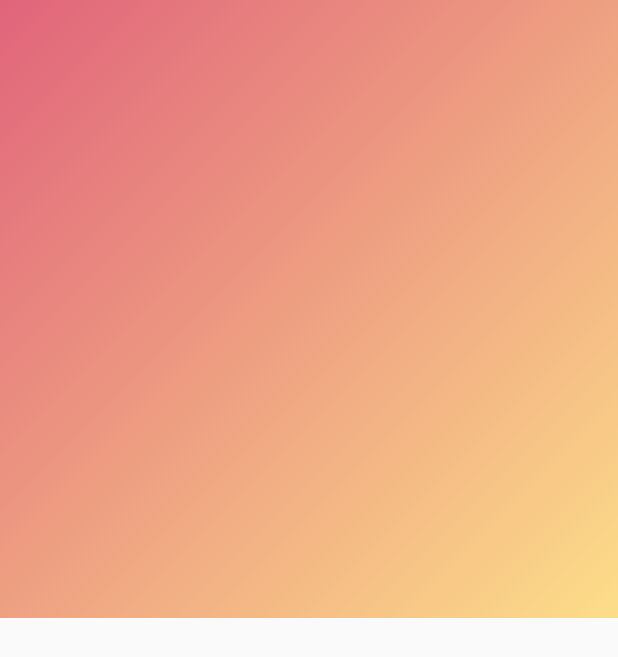
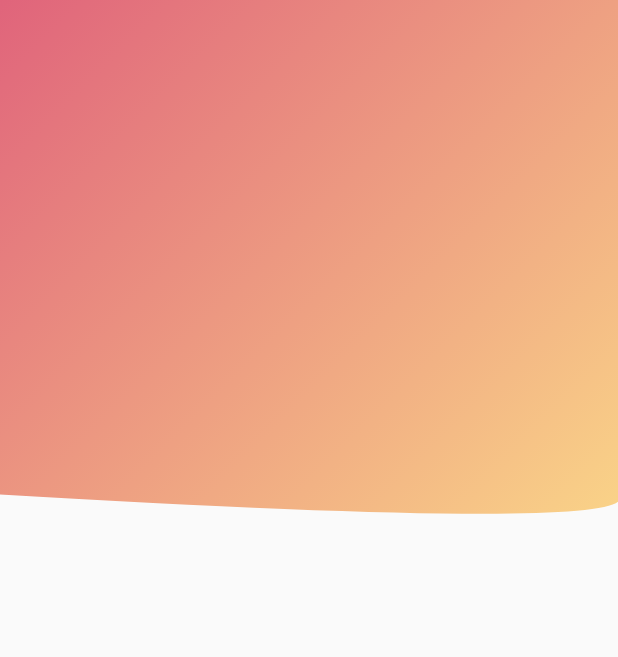
Before and after one commit to HeroLBJ/FlutterGo, a Flutter app: the Hero02Page screen opened directly, on a phone screen of 412 x 824 dp. Shown: the top 657 px of the screen. Run offline on Flutter 3.47's test engine with Material 2 defaults, Android fonts, the phone set to English and light mode, and no system bars; our stand-ins replace bot_toast.

Commit message:
ClipPath+动画

```diff
--- a/flutter_go/lib/ui/action2/hero02/hero_02_page.dart
+++ b/flutter_go/lib/ui/action2/hero02/hero_02_page.dart
@@ -1,12 +1,43 @@
+import 'dart:math';
+
 import 'package:flutter/material.dart';
 
-class Hero02Page extends StatelessWidget {
+class Hero02Page extends StatefulWidget {
+  @override
+  _Hero02PageState createState() => _Hero02PageState();
+}
+
+class _Hero02PageState extends State<Hero02Page>
+    with SingleTickerProviderStateMixin {
   final List<Color> _colorList = [Color(0xffe0647b), Color(0xfffcdd89)];
+  AnimationController _animationController;
+
+  @override
+  void initState() {
+    super.initState();
+    _animationController = AnimationController(
+        lowerBound: -1.0,
+        upperBound: 1.0,
+        vsync: this,
+        value: 0.0,
+        duration: Duration(seconds: 10));
+    _animationController.repeat();
+  }
+
+  @override
+  void dispose() {
+    _animationController.dispose();
+    super.dispose();
+  }
 
   @override
   Widget build(BuildContext context) {
     return Scaffold(
-      body: Container(
+      body: AnimatedBuilder(
+        animation: _animationController,
+        builder: (context, child) => ClipPath(
+          clipper: HeaderClipper(_animationController.value),
+          child: Container(
             height: MediaQuery.of(context).size.height * 0.5,
             decoration: BoxDecoration(
                 gradient: LinearGradient(
@@ -14,6 +45,42 @@ class Hero02Page extends StatelessWidget {
                     end: Alignment.bottomRight,
                     colors: _colorList)),
           ),
+        ),
+      ),
     );
   }
 }
+
+class HeaderClipper extends CustomClipper<Path> {
+  double value;
+
+  HeaderClipper(this.value);
+
+  // 定义裁剪规则
+  @override
+  Path getClip(Size size) {
+    Path path = new Path();
+    path.moveTo(0, 0);
+    path.lineTo(0, size.height * 0.8);
+
+    double centerX = size.width * 0.5 + (size.width * 0.6 + 1) * sin(value*pi);
+    double centerY = size.height * 0.8 + 70 * cos(value*pi);
+
+    // 二阶曲线
+    path.quadraticBezierTo(
+        // 起始点坐标
+        centerX,
+        centerY,
+        // 结束点坐标
+        size.width,
+        size.height * 0.8);
+    path.lineTo(size.width, 0);
+    return path;
+  }
+
+  // 是否刷新
+  @override
+  bool shouldReclip(covariant CustomClipper<Path> oldClipper) {
+    return true;
+  }
+}
```
Lines whose indentation alone changed are shown as unchanged.
